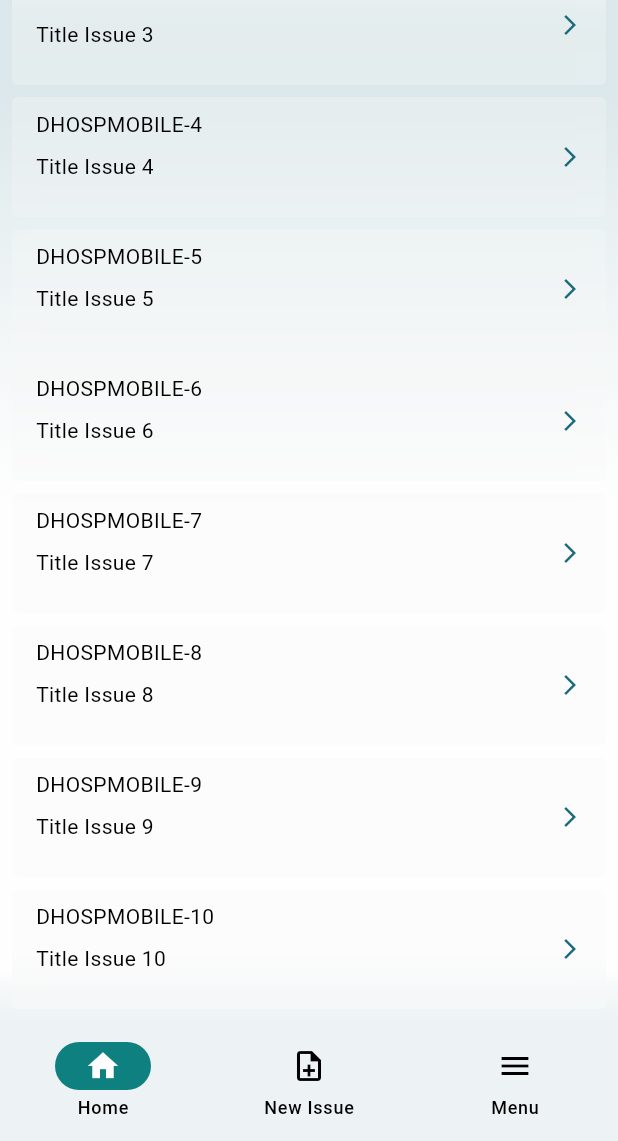
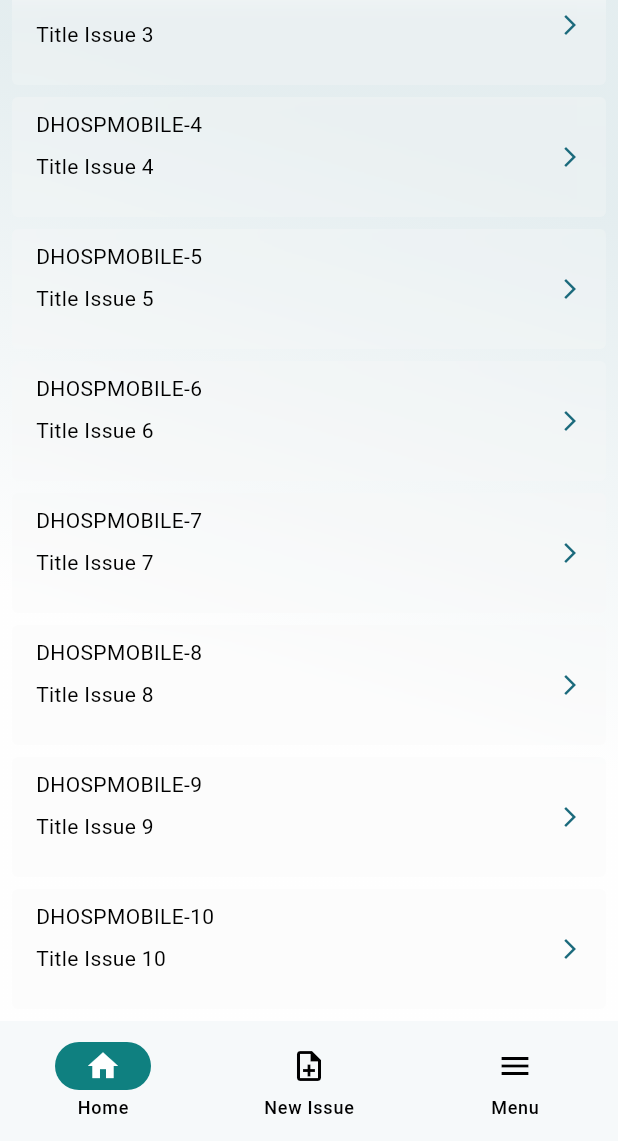
Before and after one commit to ronipaschoal/issues, a Flutter app: the screen it shows after launch, scrolled down 200 dp, on a phone screen of 412 x 824 dp, the part 95-1236 px from its top. Run offline on Flutter 3.47's test engine with Material 3 defaults, Android fonts, the phone set to English and light mode, and no system bars; our stand-ins replace flutter_bloc, go_router; generated files the repository leaves out were written again.

Commit message:
refactor: ajust current page title

```diff
--- /dev/null
+++ b/lib/domain/models/home_page_model.dart
@@ -0,0 +1,14 @@
+import 'package:flutter/widgets.dart';
+import 'package:flutter_gen/gen_l10n/app_localizations.dart';
+
+extension HomePageExtension on HomePageEnum {
+  String translate(BuildContext context) {
+    return switch (this) {
+      HomePageEnum.issueList => AppLocalizations.of(context)!.issues,
+      HomePageEnum.newIssue => AppLocalizations.of(context)!.newIssue,
+      HomePageEnum.menu => '',
+    };
+  }
+}
+
+enum HomePageEnum { issueList, newIssue, menu }
--- a/lib/domain/models/locale_model.dart
+++ b/lib/domain/models/locale_model.dart
@@ -1,7 +1,7 @@
 import 'package:flutter/widgets.dart';
 import 'package:flutter_gen/gen_l10n/app_localizations.dart';
 
-extension LocaleEnumExtensions on LocaleEnum {
+extension LocaleEnumExtension on LocaleEnum {
   String translate(BuildContext context) {
     return switch (this) {
       LocaleEnum.en => AppLocalizations.of(context)!.english,
--- a/lib/pages/home/cubit/home_cubit.dart
+++ b/lib/pages/home/cubit/home_cubit.dart
@@ -1,5 +1,6 @@
 import 'package:flutter_bloc/flutter_bloc.dart';
 import 'package:issues/data/repositories/issues/issues_repository.dart';
+import 'package:issues/domain/models/home_page_model.dart';
 import 'package:issues/domain/models/issue_model.dart';
 
 part 'home_state.dart';
@@ -21,9 +22,9 @@ class HomeCubit extends Cubit<HomeState> {
     }
   }
 
-  void setPageIndex(int index) {
+  void setPageIndex(HomePageEnum page) {
     if (state is HomeLoaded) {
-      emit((state as HomeLoaded).copyWith(currentPageIndex: index));
+      emit((state as HomeLoaded).copyWith(currentPage: page));
     }
   }
 }
--- a/lib/pages/home/cubit/home_state.dart
+++ b/lib/pages/home/cubit/home_state.dart
@@ -8,20 +8,20 @@ final class HomeLoading extends HomeState {}
 
 final class HomeLoaded extends HomeState {
   final List<IssueModel> issueList;
-  final int currentPageIndex;
+  final HomePageEnum currentPage;
 
   HomeLoaded({
     required this.issueList,
-    this.currentPageIndex = 0,
+    this.currentPage = HomePageEnum.issueList,
   });
 
   HomeLoaded copyWith({
     List<IssueModel>? issueList,
-    int? currentPageIndex,
+    HomePageEnum? currentPage,
   }) {
     return HomeLoaded(
       issueList: issueList ?? this.issueList,
-      currentPageIndex: currentPageIndex ?? this.currentPageIndex,
+      currentPage: currentPage ?? this.currentPage,
     );
   }
 }
--- a/lib/pages/home/home_page.dart
+++ b/lib/pages/home/home_page.dart
@@ -6,6 +6,7 @@ import 'package:issues/pages/home/cubit/home_cubit.dart';
 import 'package:issues/pages/home/widgets/home_issue_card_widget.dart';
 import 'package:issues/pages/home/widgets/home_menu_widget.dart';
 import 'package:issues/pages/home/widgets/home_new_issue_widget.dart';
+import 'package:issues/domain/models/home_page_model.dart';
 import 'package:issues/ui/ui_theme.dart';
 import 'package:issues/ui/widgets/ui_scaffold_widget.dart';
 
@@ -21,15 +22,19 @@ class HomePage extends StatelessWidget {
   Widget build(BuildContext context) {
     final homeCubit = context.read<HomeCubit>();
 
+    return BlocBuilder<HomeCubit, HomeState>(
+      builder: (context, state) {
         return UiScaffoldWidget(
-      title: AppLocalizations.of(context)!.issues,
-      body: BlocBuilder<HomeCubit, HomeState>(
-        builder: (context, state) {
+          title: state is HomeLoaded
+              ? state.currentPage.translate(context)
+              : AppLocalizations.of(context)!.issues,
+          body: Builder(
+            builder: (context) {
               if (state is HomeLoading) {
                 return const Center(child: CircularProgressIndicator());
               } else if (state is HomeLoaded) {
-            switch (state.currentPageIndex) {
-              case 0:
+                switch (state.currentPage) {
+                  case HomePageEnum.issueList:
                     if (state.issueList.isEmpty) {
                       return Center(
                         child: Text(AppLocalizations.of(context)!.noIssues),
@@ -43,9 +48,9 @@ class HomePage extends StatelessWidget {
                         issue: state.issueList[index],
                       ),
                     );
-              case 1:
+                  case HomePageEnum.newIssue:
                     return const HomeNewIssueWidget();
-              case 2:
+                  case HomePageEnum.menu:
                     return HomeMenuWidget(
                       appCubit: appCubit,
                     );
@@ -54,20 +59,17 @@ class HomePage extends StatelessWidget {
               return const SizedBox.shrink();
             },
           ),
-      bottomNavigationBar: BlocBuilder<HomeCubit, HomeState>(
-        buildWhen: (previous, current) =>
-            previous is HomeLoaded &&
-            current is HomeLoaded &&
-            previous.currentPageIndex != current.currentPageIndex,
-        builder: (context, state) {
+          bottomNavigationBar: Builder(
+            builder: (context) {
               return NavigationBar(
                 backgroundColor:
-                Theme.of(context).colorScheme.primary.withAlpha(20),
+                    Theme.of(context).colorScheme.primary.withAlpha(10),
                 surfaceTintColor: Colors.transparent,
-            onDestinationSelected: (int index) {
-              homeCubit.setPageIndex(index);
-            },
-            selectedIndex: state is HomeLoaded ? state.currentPageIndex : 0,
+                onDestinationSelected: (int index) =>
+                    homeCubit.setPageIndex(HomePageEnum.values[index]),
+                selectedIndex: state is HomeLoaded
+                    ? state.currentPage.index
+                    : HomePageEnum.issueList.index,
                 destinations: <Widget>[
                   NavigationDestination(
                     selectedIcon: const Icon(Icons.home),
@@ -89,5 +91,7 @@ class HomePage extends StatelessWidget {
             },
           ),
         );
+      },
+    );
   }
 }
--- a/lib/ui/widgets/ui_scaffold_widget.dart
+++ b/lib/ui/widgets/ui_scaffold_widget.dart
@@ -18,7 +18,7 @@ class UiScaffoldWidget extends StatelessWidget {
     return FlutterBannerWidget(
       child: Scaffold(
         appBar: AppBar(
-          backgroundColor: Theme.of(context).colorScheme.primary.withAlpha(40),
+          backgroundColor: Theme.of(context).colorScheme.primary.withAlpha(30),
           surfaceTintColor: Colors.transparent,
           centerTitle: false,
           title: Text(
@@ -30,19 +30,17 @@ class UiScaffoldWidget extends StatelessWidget {
         body: Container(
           decoration: BoxDecoration(
             gradient: LinearGradient(
-              begin: Alignment.topCenter,
+              begin: Alignment.topRight,
               end: Alignment.bottomCenter,
               stops: const [
                 0.1,
-                0.5,
-                0.95,
-                1.0,
+                0.2,
+                0.7,
               ],
               colors: [
-                Theme.of(context).colorScheme.primary.withAlpha(40),
+                Theme.of(context).colorScheme.primary.withAlpha(30),
+                Theme.of(context).colorScheme.primary.withAlpha(30),
                 Theme.of(context).colorScheme.surface.withAlpha(30),
-                Theme.of(context).colorScheme.surface.withAlpha(30),
-                Theme.of(context).colorScheme.primary.withAlpha(20),
               ],
             ),
           ),
```
Lines whose indentation alone changed are shown as unchanged.
